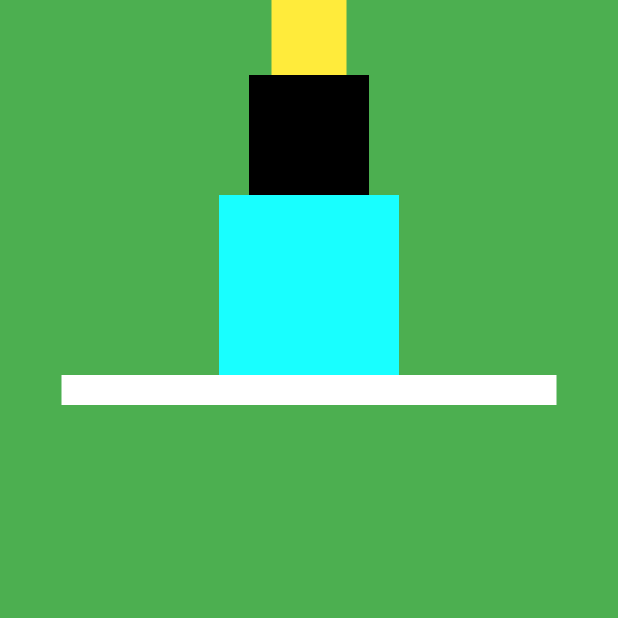
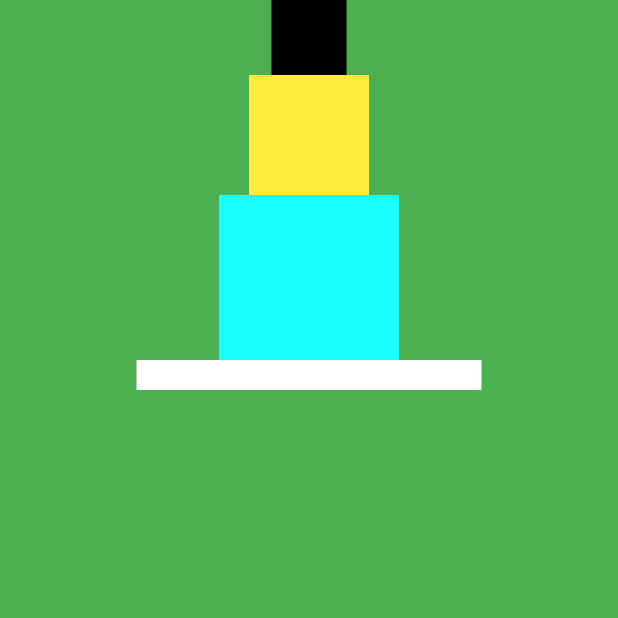
Before and after one commit to hudaif99/assignment1, a Flutter app: the screen it shows after launch, on a phone screen of 412 x 824 dp, the top half of it. Run offline on Flutter 3.47's test engine with Material 2 defaults, Android fonts, the phone set to English and light mode, and no system bars.

Commit message:
container size and colors changed

```diff
--- a/lib/main.dart
+++ b/lib/main.dart
@@ -52,20 +52,20 @@ class _homeState extends State<home> {
             Container(
               height: 50,
               width: 50,
-              color: Colors.yellow,
+              color: Colors.black,
             ),
             Container(
               height: 80,
               width: 80,
-              color: Colors.black,
+              color: Colors.yellow,
             ),
             Container(
-              height: 120,
+              height: 110,
               width: 120,
               color: Colors.cyanAccent,
             ),
             Container(
-              width: 330,
+              width: 230,
               height: 20,
               color: Colors.white,
             ),
```
